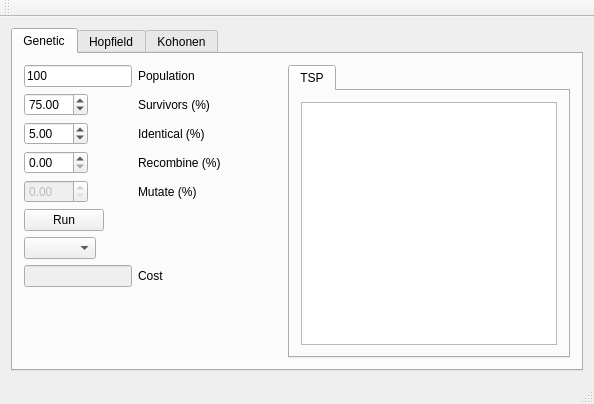
Qt form src/mainwindow.ui (balsini/NeuroLab) before a commit.
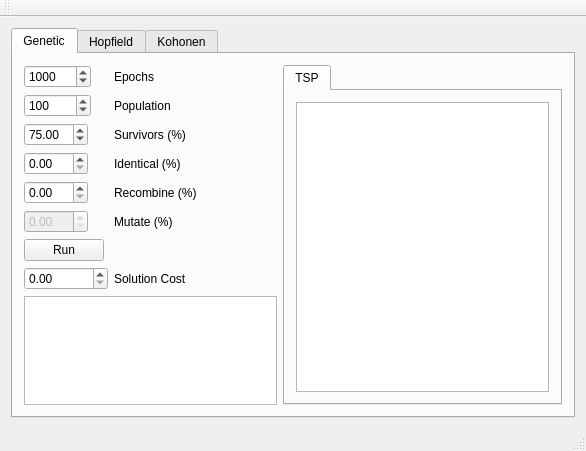
The same form after that commit. Custom widgets are drawn as their Qt base class.

Commit message: Implemented error plot for GAs

What changed in the file:
```diff
--- a/src/mainwindow.ui
+++ b/src/mainwindow.ui
@@ -6,8 +6,8 @@
    <rect>
     <x>0</x>
     <y>0</y>
-    <width>594</width>
-    <height>404</height>
+    <width>586</width>
+    <height>451</height>
    </rect>
   </property>
   <property name="windowTitle">
@@ -26,26 +26,54 @@
        </attribute>
        <layout class="QHBoxLayout" name="horizontalLayout_2">
         <item>
-         <layout class="QFormLayout" name="formLayout">
+         <layout class="QVBoxLayout" name="verticalLayout">
+          <item>
+           <layout class="QFormLayout" name="GA_form">
           <property name="sizeConstraint">
            <enum>QLayout::SetMinimumSize</enum>
           </property>
-          <item row="0" column="0">
-           <widget class="QLineEdit" name="lineEdit">
+            <item row="1" column="0">
+             <widget class="QSpinBox" name="GA_epochs">
+              <property name="minimum">
+               <number>1</number>
+              </property>
+              <property name="maximum">
+               <number>999999</number>
+              </property>
+              <property name="value">
+               <number>1000</number>
+              </property>
+             </widget>
+            </item>
+            <item row="1" column="1">
+             <widget class="QLabel" name="label_13">
             <property name="text">
-             <string>100</string>
+               <string>Epochs</string>
             </property>
            </widget>
           </item>
-          <item row="0" column="1">
+            <item row="2" column="0">
+             <widget class="QSpinBox" name="GA_population">
+              <property name="minimum">
+               <number>2</number>
+              </property>
+              <property name="maximum">
+               <number>999999</number>
+              </property>
+              <property name="value">
+               <number>100</number>
+              </property>
+             </widget>
+            </item>
+            <item row="2" column="1">
            <widget class="QLabel" name="label">
             <property name="text">
              <string>Population</string>
             </property>
            </widget>
           </item>
-          <item row="1" column="0">
-           <widget class="QDoubleSpinBox" name="doubleSpinBox">
+            <item row="3" column="0">
+             <widget class="QDoubleSpinBox" name="GA_survivors">
             <property name="maximum">
              <double>100.000000000000000</double>
             </property>
@@ -54,46 +82,46 @@
             </property>
            </widget>
           </item>
-          <item row="1" column="1">
+            <item row="3" column="1">
            <widget class="QLabel" name="label_5">
             <property name="text">
              <string>Survivors (%)</string>
             </property>
            </widget>
           </item>
-          <item row="2" column="0">
-           <widget class="QDoubleSpinBox" name="doubleSpinBox_2">
+            <item row="4" column="0">
+             <widget class="QDoubleSpinBox" name="GA_identical">
             <property name="maximum">
              <double>100.000000000000000</double>
             </property>
             <property name="value">
-             <double>5.000000000000000</double>
+               <double>0.000000000000000</double>
             </property>
            </widget>
           </item>
-          <item row="2" column="1">
+            <item row="4" column="1">
            <widget class="QLabel" name="label_2">
             <property name="text">
              <string>Identical (%)</string>
             </property>
            </widget>
           </item>
-          <item row="3" column="0">
-           <widget class="QDoubleSpinBox" name="doubleSpinBox_3">
+            <item row="5" column="0">
+             <widget class="QDoubleSpinBox" name="GA_recombine">
             <property name="maximum">
              <double>100.000000000000000</double>
             </property>
            </widget>
           </item>
-          <item row="3" column="1">
+            <item row="5" column="1">
            <widget class="QLabel" name="label_3">
             <property name="text">
              <string>Recombine (%)</string>
             </property>
            </widget>
           </item>
-          <item row="4" column="0">
-           <widget class="QDoubleSpinBox" name="doubleSpinBox_4">
+            <item row="6" column="0">
+             <widget class="QDoubleSpinBox" name="GA_mutate">
             <property name="enabled">
              <bool>false</bool>
             </property>
@@ -102,39 +130,41 @@
             </property>
            </widget>
           </item>
-          <item row="4" column="1">
+            <item row="6" column="1">
            <widget class="QLabel" name="label_4">
             <property name="text">
              <string>Mutate (%)</string>
             </property>
            </widget>
           </item>
-          <item row="6" column="0">
+            <item row="8" column="0">
            <widget class="QPushButton" name="pushButton">
             <property name="text">
              <string>Run</string>
             </property>
            </widget>
           </item>
-          <item row="7" column="0">
-           <widget class="QComboBox" name="comboBox"/>
-          </item>
-          <item row="8" column="1">
+            <item row="9" column="0">
+             <widget class="QDoubleSpinBox" name="GA_cost">
+              <property name="maximum">
+               <double>999999.000000000000000</double>
+              </property>
+              <property name="value">
+               <double>0.000000000000000</double>
+              </property>
+             </widget>
+            </item>
+            <item row="9" column="1">
            <widget class="QLabel" name="label_6">
             <property name="text">
-             <string>Cost</string>
+               <string>Solution Cost</string>
             </property>
            </widget>
           </item>
-          <item row="8" column="0">
-           <widget class="QLineEdit" name="lineEdit_2">
-            <property name="enabled">
-             <bool>false</bool>
-            </property>
-            <property name="text">
-             <string/>
-            </property>
-           </widget>
+           </layout>
+          </item>
+          <item>
+           <widget class="GAErrorPlot" name="GA_errorPlot"/>
           </item>
          </layout>
         </item>
@@ -230,6 +260,13 @@
   <widget class="QStatusBar" name="statusBar"/>
  </widget>
  <layoutdefault spacing="6" margin="11"/>
+ <customwidgets>
+  <customwidget>
+   <class>GAErrorPlot</class>
+   <extends>QGraphicsView</extends>
+   <header>gaerrorplot.h</header>
+  </customwidget>
+ </customwidgets>
  <resources/>
  <connections/>
 </ui>
```
Left out of the diff: 4 changed lines with no effect on the pictures. Lines whose indentation alone changed are shown as unchanged. The commit also changes 8 other files.
